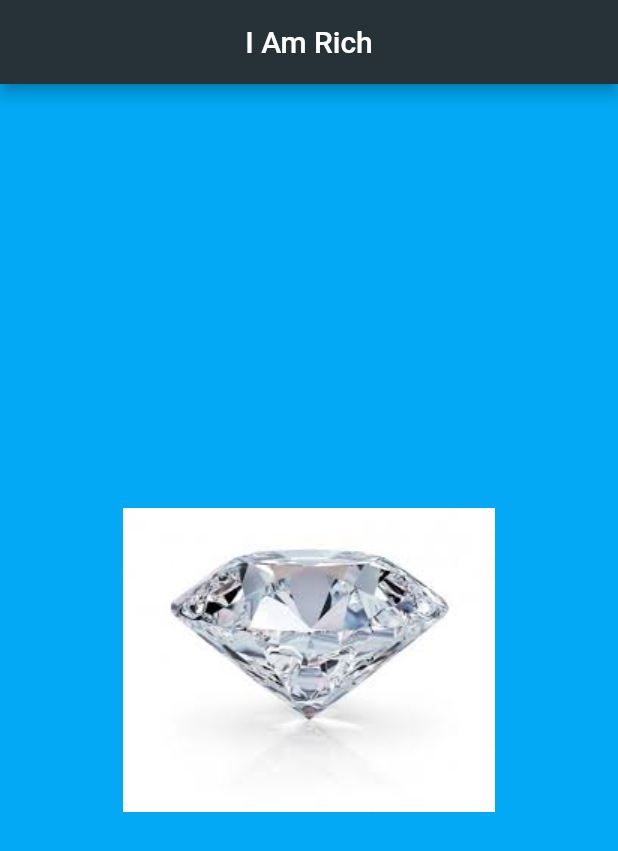
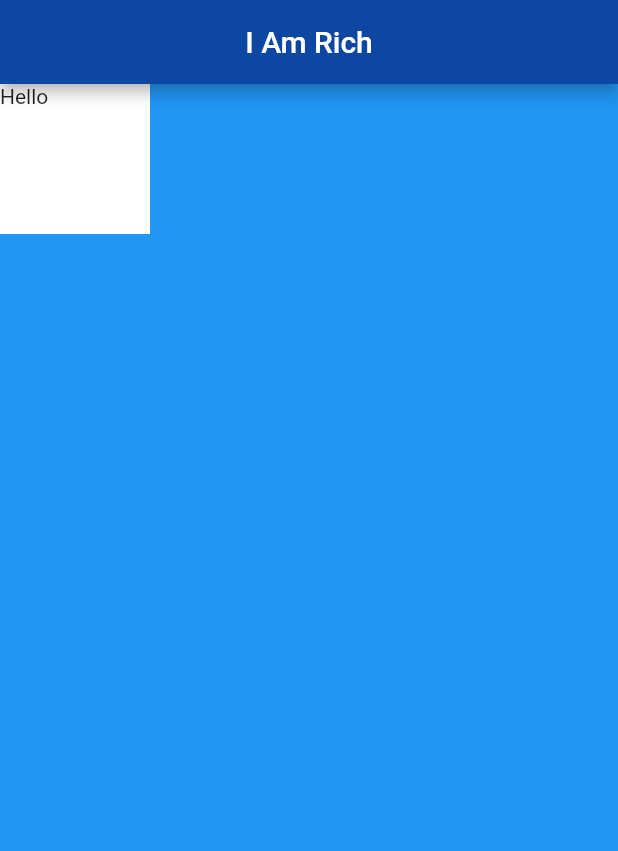
Before and after one commit to alexomaset/I_am_rich-, a Flutter app: the screen it shows after launch, on a phone screen of 412 x 824 dp. Shown: the top 851 px of the screen. Run offline on Flutter 3.47's test engine with Material 2 defaults, Android fonts, the phone set to English and light mode, and no system bars.

Commit message:
add initial changes

```diff
--- a/lib/main.dart
+++ b/lib/main.dart
@@ -1,10 +1,7 @@
 import 'package:flutter/material.dart';
 
 void main() {
-  runApp(
-    Myapp()
-  );
-
+  runApp(Myapp());
 }
 
 class Myapp extends StatelessWidget {
@@ -12,14 +9,17 @@ class Myapp extends StatelessWidget {
   Widget build(BuildContext context) {
     return MaterialApp(
       home: Scaffold(
-        backgroundColor: Colors.lightBlue,
+        backgroundColor: Colors.blue,
         appBar: AppBar(
           title: Center(child: Text('I Am Rich')),
-          backgroundColor: Colors.blueGrey[900],
+          backgroundColor: Colors.blue[900],
         ),
-        body: Center(
-          child: Image(
-            image: AssetImage('images/diamond.png'),
+        body: SafeArea(
+          child: Container(
+            height: 100.0,
+            width: 100.0,
+            color: Colors.white,
+            child: Text('Hello'),
           ),
         ),
       ),
```
